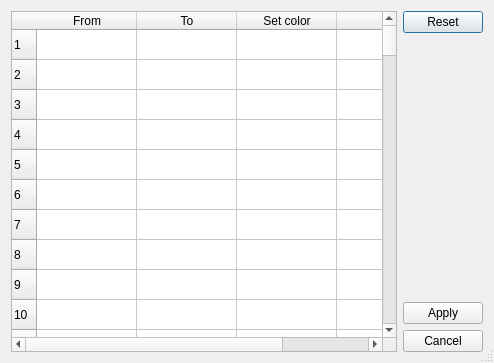
Before: the Qt Designer form asammdfgui/range_editor_dialog.ui in danielhrisca/asammdf, drawn with Qt 5.
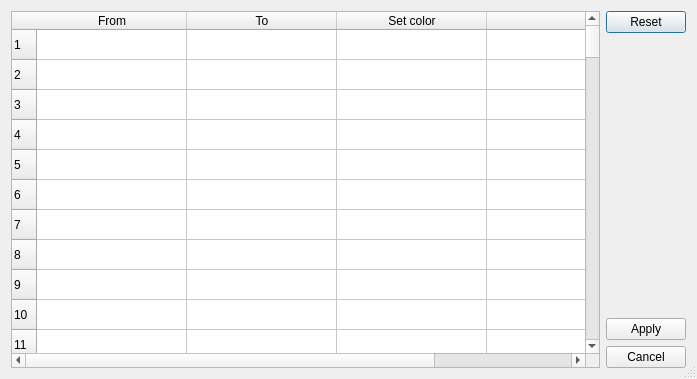
After: the same form once the commit is applied.

```diff
--- a/asammdfgui/range_editor_dialog.ui
+++ b/asammdfgui/range_editor_dialog.ui
@@ -6,8 +6,8 @@
    <rect>
     <x>0</x>
     <y>0</y>
-    <width>494</width>
-    <height>363</height>
+    <width>697</width>
+    <height>379</height>
    </rect>
   </property>
   <property name="windowTitle">
@@ -35,7 +35,7 @@
      <property name="sizeHint" stdset="0">
       <size>
        <width>20</width>
-       <height>255</height>
+       <height>271</height>
       </size>
      </property>
     </spacer>
@@ -62,6 +62,12 @@
      <property name="columnCount">
       <number>4</number>
      </property>
+     <attribute name="horizontalHeaderDefaultSectionSize">
+      <number>150</number>
+     </attribute>
+     <attribute name="horizontalHeaderMinimumSectionSize">
+      <number>30</number>
+     </attribute>
      <attribute name="horizontalHeaderStretchLastSection">
       <bool>true</bool>
      </attribute>
```
Left out of the diff: 36 changed lines with no effect on the pictures.
